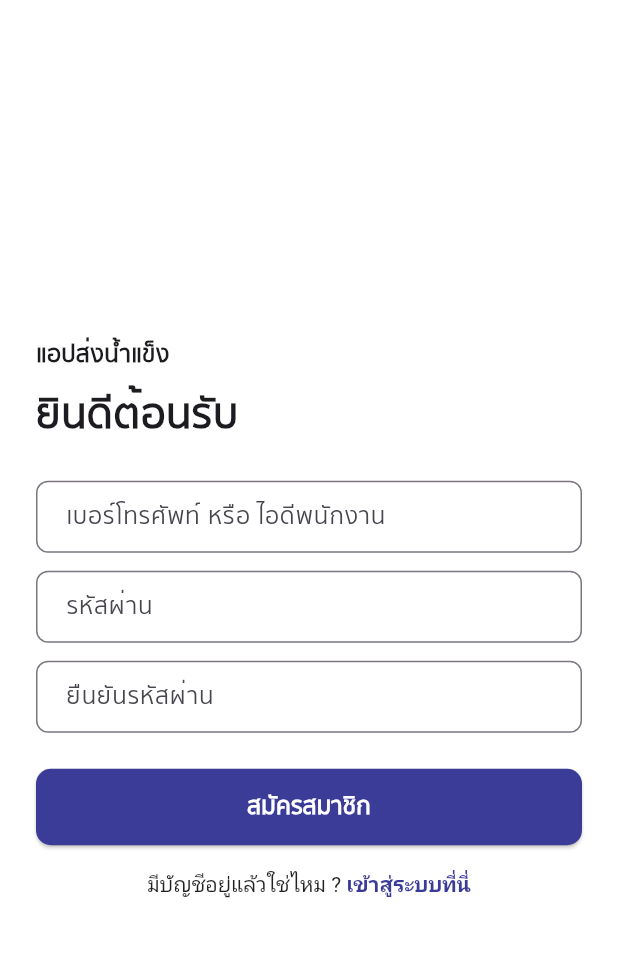
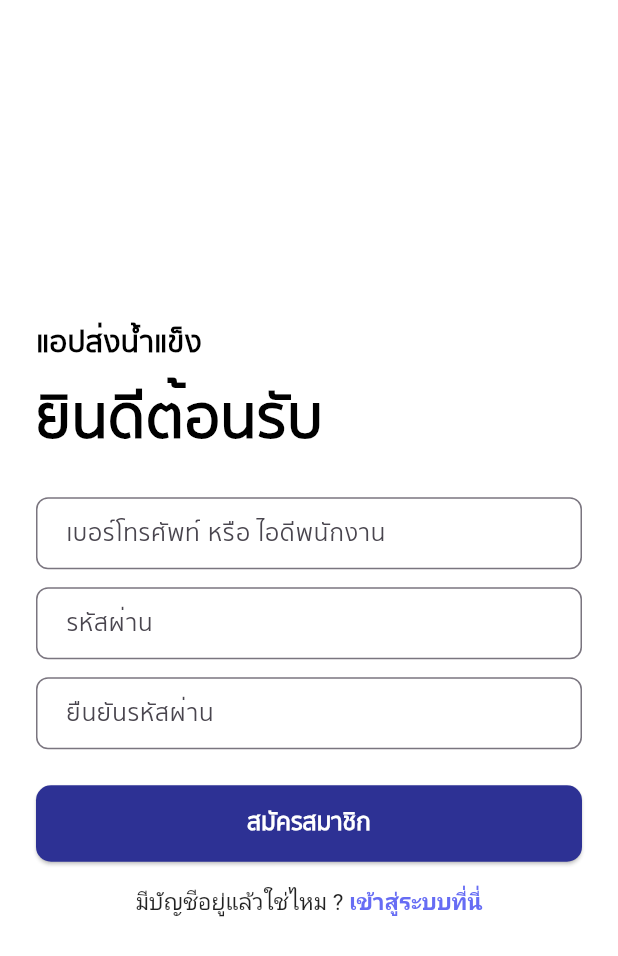
Before and after one commit to AshaTechCorporation/ksice, a Flutter app: the RegisterPage screen opened directly, on a phone screen of 412 x 824 dp. Shown: the top 956 px of the screen. Run offline on Flutter 3.47's test engine with Material 3 defaults, Android fonts, the phone set to English and light mode, and no system bars; our stand-ins replace geolocator, google_maps_flutter, syncfusion_flutter_gauges.

Commit message:
'Usefont'

```diff
--- a/lib/login/registerPage.dart
+++ b/lib/login/registerPage.dart
@@ -1,5 +1,6 @@
 import 'package:flutter/gestures.dart';
 import 'package:flutter/material.dart';
+import 'package:ksice/constants.dart';
 
 class RegisterPage extends StatelessWidget {
   const RegisterPage({super.key});
@@ -18,12 +19,12 @@ class RegisterPage extends StatelessWidget {
           children: [
             Text(
               'แอปส่งน้ำแข็ง',
-              style: TextStyle(fontSize: 16, fontWeight: FontWeight.w600),
+              style: TextStyle(fontSize: 20, fontWeight: FontWeight.w600, color: titleTextColor),
             ),
             SizedBox(height: 8),
             Text(
               'ยินดีต้อนรับ',
-              style: TextStyle(fontSize: 28, fontWeight: FontWeight.bold),
+              style: TextStyle(fontSize: 40, fontWeight: FontWeight.bold, color: titleTextColor),
             ),
             SizedBox(height: 24),
 
@@ -70,7 +71,7 @@ class RegisterPage extends StatelessWidget {
               width: double.infinity,
               child: ElevatedButton(
                 style: ElevatedButton.styleFrom(
-                  backgroundColor: Color(0xFF3B3B98), // ปุ่มสีน้ำเงิน
+                  backgroundColor: buttonColor, // ปุ่มสีน้ำเงิน
                   padding: EdgeInsets.symmetric(vertical: 14),
                   shape: RoundedRectangleBorder(
                     borderRadius: BorderRadius.circular(10),
@@ -81,7 +82,7 @@ class RegisterPage extends StatelessWidget {
                 },
                 child: Text(
                   'สมัครสมาชิก',
-                  style: TextStyle(fontSize: 16, fontWeight: FontWeight.bold, color: Colors.white),
+                  style: TextStyle(fontSize: 16, fontWeight: FontWeight.bold, color: textWhiteColor),
                 ),
               ),
             ),
@@ -93,13 +94,13 @@ class RegisterPage extends StatelessWidget {
               child: RichText(
                 text: TextSpan(
                   text: 'มีบัญชีอยู่แล้วใช่ไหม ? ',
-                  style: TextStyle(color: Colors.black87),
+                  style: TextStyle(color: Colors.black87, fontSize: 15),
                   children: [
                     TextSpan(
                       text: 'เข้าสู่ระบบที่นี่',
                       style: TextStyle(
-                        color: Color(0xFF3B3B98),
-                        fontWeight: FontWeight.bold,
+                        color: forgetTextColor,
+                        fontWeight: FontWeight.bold, fontSize: 15
                       ),
                       recognizer: TapGestureRecognizer()
                         ..onTap = () {
```
